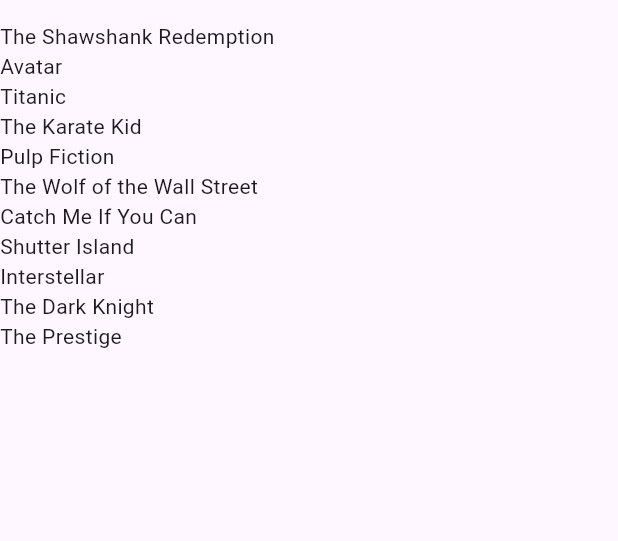
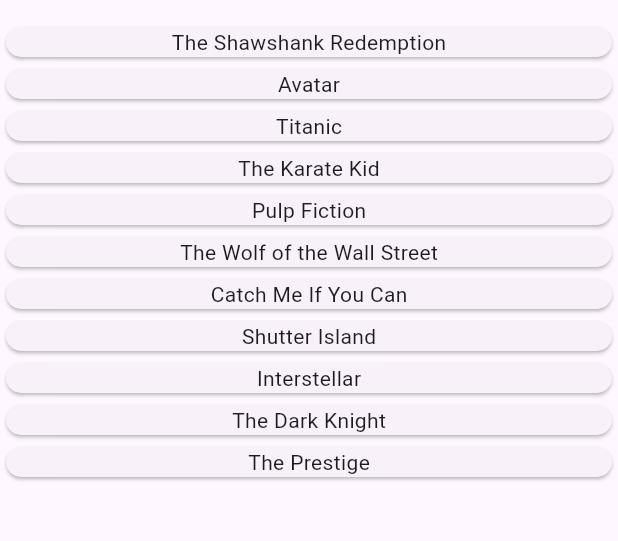
Before and after one commit to jenn-jk/movieApp, a Flutter app: the screen it shows after launch, on a phone screen of 412 x 824 dp, the part 63-604 px from its top. Run offline on Flutter 3.47's test engine with Material 3 defaults, Android fonts, the phone set to English and light mode, and no system bars.

Commit message:
card widget usage

```diff
--- a/lib/main.dart
+++ b/lib/main.dart
@@ -46,7 +46,7 @@ class _HomeState extends State<Home> {
         child: ListView.builder(
           itemCount: movies.length,
           itemBuilder: (context, index) {
-            return (Text(movies[index]));
+            return Card(child: Center(child: Text(movies[index])));
           },
         ),
       ),
```
